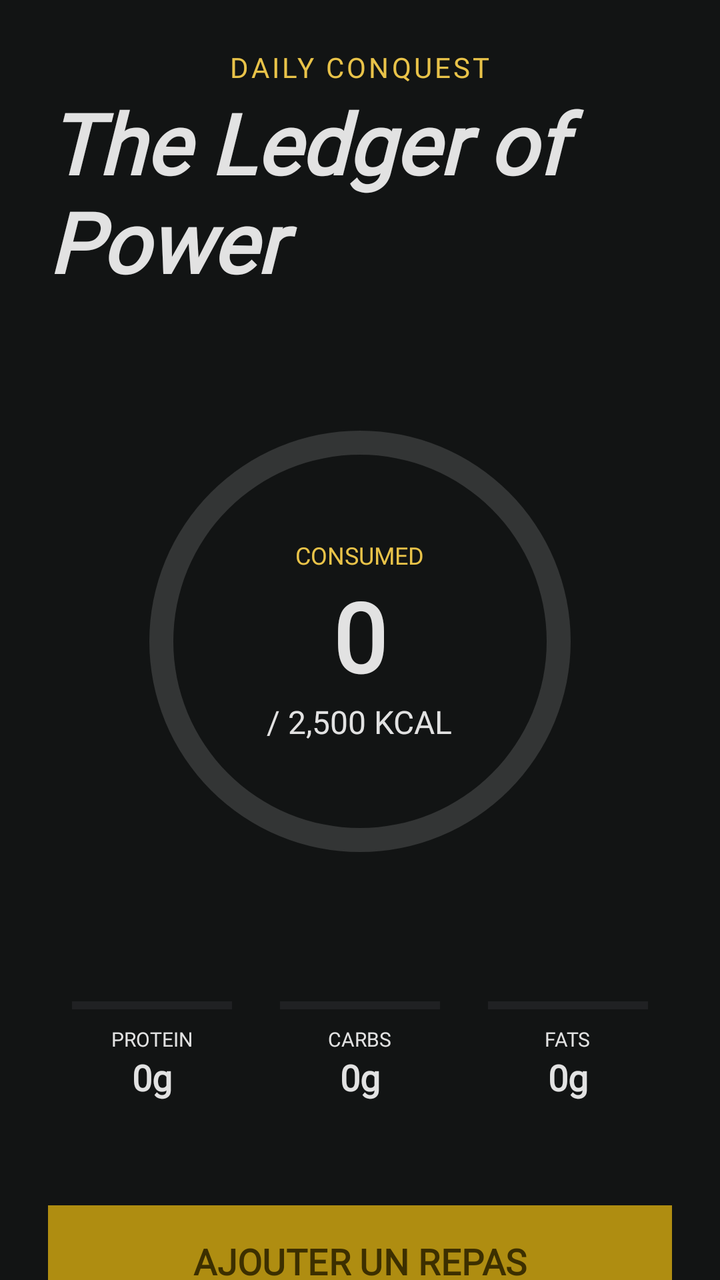
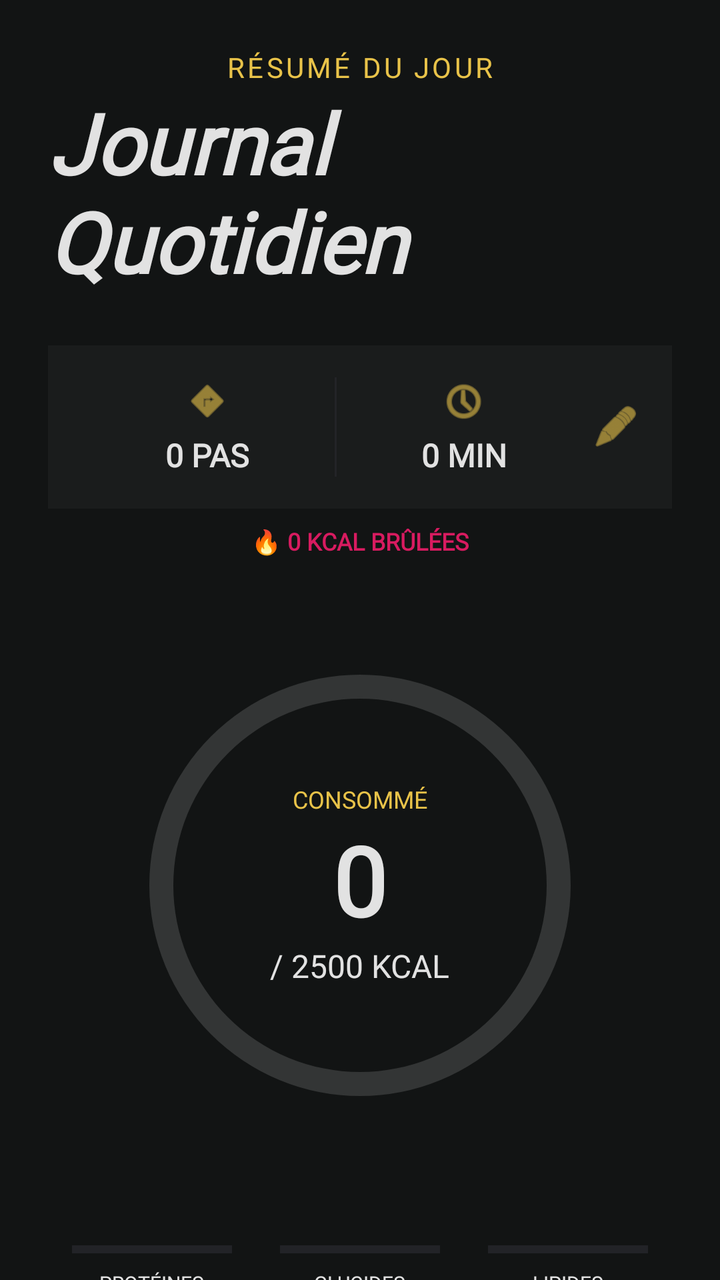

Screens rendered from an Android XML layout before and after an edit, with the pre-edit source and the edit as a unified diff.
<!-- AndroidManifest.xml: application theme Theme.OlympusFront -->
<!-- res/layout/fragment_home.xml -->
<?xml version="1.0" encoding="utf-8"?>
<androidx.core.widget.NestedScrollView xmlns:android="http://schemas.android.com/apk/res/android"
    xmlns:app="http://schemas.android.com/apk/res-auto"
    android:layout_width="match_parent"
    android:layout_height="match_parent"
    android:background="@color/surface">

    <androidx.constraintlayout.widget.ConstraintLayout
        android:layout_width="match_parent"
        android:layout_height="wrap_content"
        android:padding="24dp">

        <TextView
            android:id="@+id/subtitle_conquest"
            android:layout_width="wrap_content"
            android:layout_height="wrap_content"
            android:fontFamily="@font/manrope"
            android:letterSpacing="0.1"
            android:text="@string/daily_conquest"
            android:textColor="@color/secondary"
            android:textSize="14sp"
            app:layout_constraintEnd_toEndOf="parent"
            app:layout_constraintStart_toStartOf="parent"
            app:layout_constraintTop_toTopOf="parent" />

        <TextView
            android:id="@+id/main_headline"
            android:layout_width="wrap_content"
            android:layout_height="wrap_content"
            android:fontFamily="@font/newsreader"
            android:text="@string/ledger_of_power"
            android:textColor="@color/marble_white"
            android:textSize="42sp"
            android:textStyle="bold|italic"
            app:layout_constraintEnd_toEndOf="parent"
            app:layout_constraintStart_toStartOf="parent"
            app:layout_constraintTop_toBottomOf="@id/subtitle_conquest" />

        
        <FrameLayout
            android:id="@+id/progress_container"
            android:layout_width="280dp"
            android:layout_height="280dp"
            android:layout_marginTop="32dp"
            app:layout_constraintEnd_toEndOf="parent"
            app:layout_constraintStart_toStartOf="parent"
            app:layout_constraintTop_toBottomOf="@id/main_headline">

            <ProgressBar
                android:id="@+id/calories_progress"
                style="?android:attr/progressBarStyleHorizontal"
                android:layout_width="match_parent"
                android:layout_height="match_parent"
                android:indeterminate="false"
                android:max="2500"
                android:progress="0"
                android:progressDrawable="@drawable/ring_progress" />

            <LinearLayout
                android:layout_width="wrap_content"
                android:layout_height="wrap_content"
                android:layout_gravity="center"
                android:gravity="center"
                android:orientation="vertical">

                <TextView
                    android:layout_width="wrap_content"
                    android:layout_height="wrap_content"
                    android:fontFamily="@font/manrope"
                    android:text="@string/consumed"
                    android:textColor="@color/secondary"
                    android:textSize="12sp" />

                <TextView
                    android:id="@+id/calories_text"
                    android:layout_width="wrap_content"
                    android:layout_height="wrap_content"
                    android:fontFamily="@font/newsreader"
                    android:text="0"
                    android:textColor="@color/marble_white"
                    android:textSize="48sp"
                    android:textStyle="bold" />

                <TextView
                    android:id="@+id/calories_target_text"
                    android:layout_width="wrap_content"
                    android:layout_height="wrap_content"
                    android:fontFamily="@font/manrope"
                    android:text="@string/target_kcal"
                    android:textColor="@color/marble_white"
                    android:textSize="16sp" />
            </LinearLayout>
        </FrameLayout>

        
        <LinearLayout
            android:id="@+id/macros_container"
            android:layout_width="match_parent"
            android:layout_height="wrap_content"
            android:layout_marginTop="40dp"
            android:baselineAligned="false"
            android:orientation="horizontal"
            app:layout_constraintTop_toBottomOf="@id/progress_container">

            
            <LinearLayout
                android:layout_width="0dp"
                android:layout_height="wrap_content"
                android:layout_weight="1"
                android:gravity="center"
                android:orientation="vertical">

                <ProgressBar
                    android:id="@+id/protein_progress"
                    style="?android:attr/progressBarStyleHorizontal"
                    android:layout_width="80dp"
                    android:layout_height="4dp"
                    android:progress="0"
                    android:max="100"
                    android:progressTint="@color/primary_container" />

                <TextView
                    android:layout_width="wrap_content"
                    android:layout_height="wrap_content"
                    android:layout_marginTop="8dp"
                    android:fontFamily="@font/manrope"
                    android:text="@string/protein"
                    android:textColor="@color/marble_white"
                    android:textSize="10sp" />

                <TextView
                    android:id="@+id/protein_text"
                    android:layout_width="wrap_content"
                    android:layout_height="wrap_content"
                    android:fontFamily="@font/newsreader"
                    android:text="0g"
                    android:textColor="@color/marble_white"
                    android:textSize="18sp"
                    android:textStyle="bold" />
            </LinearLayout>

            
            <LinearLayout
                android:layout_width="0dp"
                android:layout_height="wrap_content"
                android:layout_weight="1"
                android:gravity="center"
                android:orientation="vertical">

                <ProgressBar
                    android:id="@+id/carbs_progress"
                    style="?android:attr/progressBarStyleHorizontal"
                    android:layout_width="80dp"
                    android:layout_height="4dp"
                    android:progress="0"
                    android:max="100"
                    android:progressTint="@color/secondary" />

                <TextView
                    android:layout_width="wrap_content"
                    android:layout_height="wrap_content"
                    android:layout_marginTop="8dp"
                    android:fontFamily="@font/manrope"
                    android:text="@string/carbs"
                    android:textColor="@color/marble_white"
                    android:textSize="10sp" />

                <TextView
                    android:id="@+id/carbs_text"
                    android:layout_width="wrap_content"
                    android:layout_height="wrap_content"
                    android:fontFamily="@font/newsreader"
                    android:text="0g"
                    android:textColor="@color/marble_white"
                    android:textSize="18sp"
                    android:textStyle="bold" />
            </LinearLayout>

            
            <LinearLayout
                android:layout_width="0dp"
                android:layout_height="wrap_content"
                android:layout_weight="1"
                android:gravity="center"
                android:orientation="vertical">

                <ProgressBar
                    android:id="@+id/fats_progress"
                    style="?android:attr/progressBarStyleHorizontal"
                    android:layout_width="80dp"
                    android:layout_height="4dp"
                    android:progress="0"
                    android:max="100"
                    android:progressTint="#D81B60" />

                <TextView
                    android:layout_width="wrap_content"
                    android:layout_height="wrap_content"
                    android:layout_marginTop="8dp"
                    android:fontFamily="@font/manrope"
                    android:text="@string/fats"
                    android:textColor="@color/marble_white"
                    android:textSize="10sp" />

                <TextView
                    android:id="@+id/fats_text"
                    android:layout_width="wrap_content"
                    android:layout_height="wrap_content"
                    android:fontFamily="@font/newsreader"
                    android:text="0g"
                    android:textColor="@color/marble_white"
                    android:textSize="18sp"
                    android:textStyle="bold" />
            </LinearLayout>
        </LinearLayout>

        
        <com.google.android.material.button.MaterialButton
            android:id="@+id/add_meal_button"
            android:layout_width="match_parent"
            android:layout_height="64dp"
            android:layout_marginTop="48dp"
            android:backgroundTint="@color/secondary_container"
            android:fontFamily="@font/newsreader"
            android:text="@string/add_meal"
            android:textColor="@color/on_secondary"
            android:textSize="18sp"
            android:textStyle="bold"
            app:cornerRadius="0dp"
            app:layout_constraintTop_toBottomOf="@id/macros_container" />

        <LinearLayout
            android:id="@+id/secondary_buttons"
            android:layout_width="match_parent"
            android:layout_height="wrap_content"
            android:layout_marginTop="16dp"
            android:orientation="horizontal"
            app:layout_constraintTop_toBottomOf="@id/add_meal_button">

            <com.google.android.material.button.MaterialButton
                android:id="@+id/scan_barcode_button"
                style="@style/Widget.Material3.Button.OutlinedButton"
                android:layout_width="0dp"
                android:layout_height="56dp"
                android:layout_marginEnd="8dp"
                android:layout_weight="1"
                android:fontFamily="@font/manrope"
                android:text="@string/scan_barcode"
                android:textColor="@color/secondary"
                android:textSize="12sp"
                app:cornerRadius="0dp"
                app:strokeColor="@color/outline_variant" />

            <com.google.android.material.button.MaterialButton
                android:id="@+id/manual_entry_button"
                style="@style/Widget.Material3.Button.OutlinedButton"
                android:layout_width="0dp"
                android:layout_height="56dp"
                android:layout_marginStart="8dp"
                android:layout_weight="1"
                android:fontFamily="@font/manrope"
                android:text="@string/manual_entry"
                android:textColor="@color/secondary"
                android:textSize="12sp"
                app:cornerRadius="0dp"
                app:strokeColor="@color/outline_variant" />
        </LinearLayout>

        
        <TextView
            android:id="@+id/recent_provisions_title"
            android:layout_width="wrap_content"
            android:layout_height="wrap_content"
            android:layout_marginTop="48dp"
            android:fontFamily="@font/newsreader"
            android:text="@string/recent_provisions"
            android:textColor="@color/marble_white"
            android:textSize="24sp"
            app:layout_constraintStart_toStartOf="parent"
            app:layout_constraintTop_toBottomOf="@id/secondary_buttons" />

        
        <androidx.recyclerview.widget.RecyclerView
            android:id="@+id/recycler_recent_logs"
            android:layout_width="match_parent"
            android:layout_height="wrap_content"
            android:layout_marginTop="24dp"
            app:layout_constraintTop_toBottomOf="@id/recent_provisions_title" />

    </androidx.constraintlayout.widget.ConstraintLayout>
</androidx.core.widget.NestedScrollView>
<!-- resources referenced by this layout -->
<resources>
  <color name="marble_white">#E2E2E2</color>
  <color name="on_secondary">#3C2F00</color>
  <color name="outline_variant">#484554</color>
  <color name="primary_container">#5D3FD3</color>
  <color name="secondary">#E9C349</color>
  <color name="secondary_container">#AF8D11</color>
  <color name="surface">#121414</color>
  <string name="add_meal">AJOUTER UN REPAS</string>
  <string name="carbs">CARBS</string>
  <string name="consumed">CONSUMED</string>
  <string name="daily_conquest">DAILY CONQUEST</string>
  <string name="fats">FATS</string>
  <string name="ledger_of_power">The Ledger of Power</string>
  <string name="manual_entry">MANUAL ENTRY</string>
  <string name="protein">PROTEIN</string>
  <string name="recent_provisions">Recent Provisions</string>
  <string name="scan_barcode">SCAN BARCODE</string>
  <string name="target_kcal">/ 2,500 KCAL</string>
  <style name="Theme.OlympusFront" parent="Base.Theme.OlympusFront" />
  <color name="surface_variant">#333535</color>
  <style name="Base.Theme.OlympusFront" parent="Theme.Material3.DayNight.NoActionBar">
          
          <item name="colorPrimary">@color/primary_container</item>
          <item name="colorSecondary">@color/secondary</item>
          <item name="android:windowBackground">@color/surface</item>
  
          
          <item name="fontFamily">@font/manrope</item>
      </style>
  <!-- unchanged entries left out for length: 1 -->
</resources>

<!-- the commit's change to res/layout/fragment_home.xml (unified diff, before → after) -->
@@ -37,14 +37,109 @@
             app:layout_constraintTop_toBottomOf="@id/subtitle_conquest" />
 
         
+        <LinearLayout
+            android:id="@+id/activity_container"
+            android:layout_width="match_parent"
+            android:layout_height="wrap_content"
+            android:layout_marginTop="24dp"
+            android:background="@color/surface_container_low"
+            android:orientation="horizontal"
+            android:padding="16dp"
+            app:layout_constraintTop_toBottomOf="@id/main_headline">
+
+            
+            <LinearLayout
+                android:layout_width="0dp"
+                android:layout_height="wrap_content"
+                android:layout_weight="1"
+                android:orientation="vertical"
+                android:gravity="center">
+
+                <ImageView
+                    android:layout_width="24dp"
+                    android:layout_height="24dp"
+                    android:src="@android:drawable/ic_menu_directions"
+                    app:tint="@color/secondary" />
+
+                <TextView
+                    android:id="@+id/tv_steps"
+                    android:layout_width="wrap_content"
+                    android:layout_height="wrap_content"
+                    android:layout_marginTop="4dp"
+                    android:fontFamily="@font/newsreader"
+                    android:text="0 PAS"
+                    android:textColor="@color/marble_white"
+                    android:textSize="16sp"
+                    android:textStyle="bold" />
+            </LinearLayout>
+
+            <View
+                android:layout_width="1dp"
+                android:layout_height="match_parent"
+                android:background="@color/outline_variant"
+                android:alpha="0.2" />
+
+            
+            <LinearLayout
+                android:layout_width="0dp"
+                android:layout_height="wrap_content"
+                android:layout_weight="1"
+                android:orientation="vertical"
+                android:gravity="center">
+
+                <ImageView
+                    android:layout_width="24dp"
+                    android:layout_height="24dp"
+                    android:src="@android:drawable/ic_menu_recent_history"
+                    app:tint="@color/secondary" />
+
+                <TextView
+                    android:id="@+id/tv_workout"
+                    android:layout_width="wrap_content"
+                    android:layout_height="wrap_content"
+                    android:layout_marginTop="4dp"
+                    android:fontFamily="@font/newsreader"
+                    android:text="0 MIN"
+                    android:textColor="@color/marble_white"
+                    android:textSize="16sp"
+                    android:textStyle="bold" />
+            </LinearLayout>
+
+            <ImageView
+                android:id="@+id/btn_edit_activity"
+                android:layout_width="24dp"
+                android:layout_height="24dp"
+                android:layout_gravity="center_vertical"
+                android:src="@android:drawable/ic_menu_edit"
+                android:background="?attr/selectableItemBackgroundBorderless"
+                app:tint="@color/secondary" />
+        </LinearLayout>
+
+        
+        <TextView
+            android:id="@+id/tv_burned_kcal"
+            android:layout_width="wrap_content"
+            android:layout_height="wrap_content"
+            android:layout_marginTop="8dp"
+            android:fontFamily="@font/manrope"
+            android:text="🔥 0 KCAL BRÛLÉES"
+            android:textColor="#D81B60"
+            android:textSize="12sp"
+            android:textStyle="bold"
+            app:layout_constraintEnd_toEndOf="parent"
+            app:layout_constraintStart_toStartOf="parent"
+            app:layout_constraintTop_toBottomOf="@id/activity_container" />
+
+
+        
         <FrameLayout
             android:id="@+id/progress_container"
             android:layout_width="280dp"
             android:layout_height="280dp"
-            android:layout_marginTop="32dp"
+            android:layout_marginTop="24dp"
             app:layout_constraintEnd_toEndOf="parent"
             app:layout_constraintStart_toStartOf="parent"
-            app:layout_constraintTop_toBottomOf="@id/main_headline">
+            app:layout_constraintTop_toBottomOf="@id/tv_burned_kcal">
 
             <ProgressBar
                 android:id="@+id/calories_progress"
@@ -86,7 +181,7 @@
                     android:layout_width="wrap_content"
                     android:layout_height="wrap_content"
                     android:fontFamily="@font/manrope"
-                    android:text="@string/target_kcal"
+                    android:text="/ 2500 KCAL"
                     android:textColor="@color/marble_white"
                     android:textSize="16sp" />
             </LinearLayout>
@@ -137,6 +232,15 @@
                     android:textColor="@color/marble_white"
                     android:textSize="18sp"
                     android:textStyle="bold" />
+
+                <TextView
+                    android:id="@+id/protein_target_text"
+                    android:layout_width="wrap_content"
+                    android:layout_height="wrap_content"
+                    android:fontFamily="@font/manrope"
+                    android:text="/ 180g"
+                    android:textColor="@color/outline_variant"
+                    android:textSize="10sp" />
             </LinearLayout>
 
             
@@ -174,6 +278,15 @@
                     android:textColor="@color/marble_white"
                     android:textSize="18sp"
                     android:textStyle="bold" />
+
+                <TextView
+                    android:id="@+id/carbs_target_text"
+                    android:layout_width="wrap_content"
+                    android:layout_height="wrap_content"
+                    android:fontFamily="@font/manrope"
+                    android:text="/ 220g"
+                    android:textColor="@color/outline_variant"
+                    android:textSize="10sp" />
             </LinearLayout>
 
             
@@ -211,6 +324,15 @@
                     android:textColor="@color/marble_white"
                     android:textSize="18sp"
                     android:textStyle="bold" />
+
+                <TextView
+                    android:id="@+id/fats_target_text"
+                    android:layout_width="wrap_content"
+                    android:layout_height="wrap_content"
+                    android:fontFamily="@font/manrope"
+                    android:text="/ 70g"
+                    android:textColor="@color/outline_variant"
+                    android:textSize="10sp" />
             </LinearLayout>
         </LinearLayout>
 
@@ -237,29 +359,14 @@
             android:orientation="horizontal"
             app:layout_constraintTop_toBottomOf="@id/add_meal_button">
 
+            
             <com.google.android.material.button.MaterialButton
-                android:id="@+id/scan_barcode_button"
+                android:id="@+id/add_food_button"
                 style="@style/Widget.Material3.Button.OutlinedButton"
-                android:layout_width="0dp"
+                android:layout_width="match_parent"
                 android:layout_height="56dp"
-                android:layout_marginEnd="8dp"
-                android:layout_weight="1"
                 android:fontFamily="@font/manrope"
-                android:text="@string/scan_barcode"
-                android:textColor="@color/secondary"
-                android:textSize="12sp"
-                app:cornerRadius="0dp"
-                app:strokeColor="@color/outline_variant" />
-
-            <com.google.android.material.button.MaterialButton
-                android:id="@+id/manual_entry_button"
-                style="@style/Widget.Material3.Button.OutlinedButton"
-                android:layout_width="0dp"
-                android:layout_height="56dp"
-                android:layout_marginStart="8dp"
-                android:layout_weight="1"
-                android:fontFamily="@font/manrope"
-                android:text="@string/manual_entry"
+                android:text="AJOUTER UN ALIMENT"
                 android:textColor="@color/secondary"
                 android:textSize="12sp"
                 app:cornerRadius="0dp"
<!-- resource entries referenced after the edit -->
@@ -7,28 +7,71 @@
   <color name="secondary">#E9C349</color>
   <color name="secondary_container">#AF8D11</color>
   <color name="surface">#121414</color>
+  <color name="surface_container_low">#1A1C1C</color>
   <string name="add_meal">AJOUTER UN REPAS</string>
-  <string name="carbs">CARBS</string>
-  <string name="consumed">CONSUMED</string>
-  <string name="daily_conquest">DAILY CONQUEST</string>
-  <string name="fats">FATS</string>
-  <string name="ledger_of_power">The Ledger of Power</string>
-  <string name="manual_entry">MANUAL ENTRY</string>
-  <string name="protein">PROTEIN</string>
-  <string name="recent_provisions">Recent Provisions</string>
-  <string name="scan_barcode">SCAN BARCODE</string>
-  <string name="target_kcal">/ 2,500 KCAL</string>
+  <string name="carbs">GLUCIDES</string>
+  <string name="consumed">CONSOMMÉ</string>
+  <string name="daily_conquest">RÉSUMÉ DU JOUR</string>
+  <string name="fats">LIPIDES</string>
+  <string name="ledger_of_power">Journal Quotidien</string>
+  <string name="protein">PROTÉINES</string>
+  <string name="recent_provisions">Consommations Récentes</string>
   <style name="Theme.OlympusFront" parent="Base.Theme.OlympusFront" />
   <color name="surface_variant">#333535</color>
-  <style name="Base.Theme.OlympusFront" parent="Theme.Material3.DayNight.NoActionBar">
+  <style name="Base.Theme.OlympusFront" parent="Theme.Material3.Dark.NoActionBar">
           
           <item name="colorPrimary">@color/primary_container</item>
           <item name="colorSecondary">@color/secondary</item>
+          <item name="colorSurface">@color/surface</item>
           <item name="android:windowBackground">@color/surface</item>
+          <item name="android:textColorPrimary">@color/marble_white</item>
+          <item name="android:textColorSecondary">@color/outline_variant</item>
+          <item name="android:colorBackground">@color/surface</item>
   
           
           <item name="fontFamily">@font/manrope</item>
+  
+          
+          <item name="alertDialogTheme">@style/OlympusAlertDialogTheme</item>
+          <item name="materialAlertDialogTheme">@style/OlympusAlertDialogTheme</item>
+  
+          
+          <item name="android:spinnerItemStyle">@style/OlympusSpinnerItem</item>
+          <item name="android:spinnerDropDownItemStyle">@style/OlympusSpinnerDropDownItem</item>
       </style>
+  <style name="OlympusAlertDialogTheme" parent="ThemeOverlay.Material3.MaterialAlertDialog">
+          <item name="android:windowBackground">@drawable/dialog_background</item>
+          <item name="colorSurface">@color/surface_container_low</item>
+          <item name="colorOnSurface">@color/marble_white</item>
+          <item name="colorPrimary">@color/secondary</item>
+          <item name="android:textColorPrimary">@color/marble_white</item>
+          <item name="android:textColorSecondary">@color/outline_variant</item>
+          <item name="buttonBarPositiveButtonStyle">@style/Widget.Material3.Button.TextButton</item>
+          <item name="buttonBarNegativeButtonStyle">@style/Widget.Material3.Button.TextButton</item>
+  
+          
+          <item name="editTextStyle">@style/OlympusDialogEditText</item>
+      </style>
+  <style name="OlympusSpinnerItem" parent="Widget.AppCompat.TextView.SpinnerItem">
+          <item name="android:textColor">@color/marble_white</item>
+      </style>
+  <style name="OlympusSpinnerDropDownItem" parent="Widget.AppCompat.DropDownItem.Spinner">
+          <item name="android:textColor">@color/marble_white</item>
+          <item name="android:background">@color/surface_container_lowest</item>
+      </style>
+  <!-- drawable dialog_background (drawable) -->
+  <?xml version="1.0" encoding="utf-8"?>
+  <shape xmlns:android="http://schemas.android.com/apk/res/android"
+      android:shape="rectangle">
+      <solid android:color="@color/surface_container_low" />
+      <corners android:radius="16dp" />
+  </shape>
+  <style name="OlympusDialogEditText" parent="Widget.AppCompat.EditText">
+          <item name="android:textColor">@color/marble_white</item>
+          <item name="android:textColorHint">@color/outline_variant</item>
+          <item name="backgroundTint">@color/secondary</item>
+      </style>
+  <color name="surface_container_lowest">#0C0F0F</color>
   <!-- unchanged entries left out for length: 1 -->
 </resources>
 
